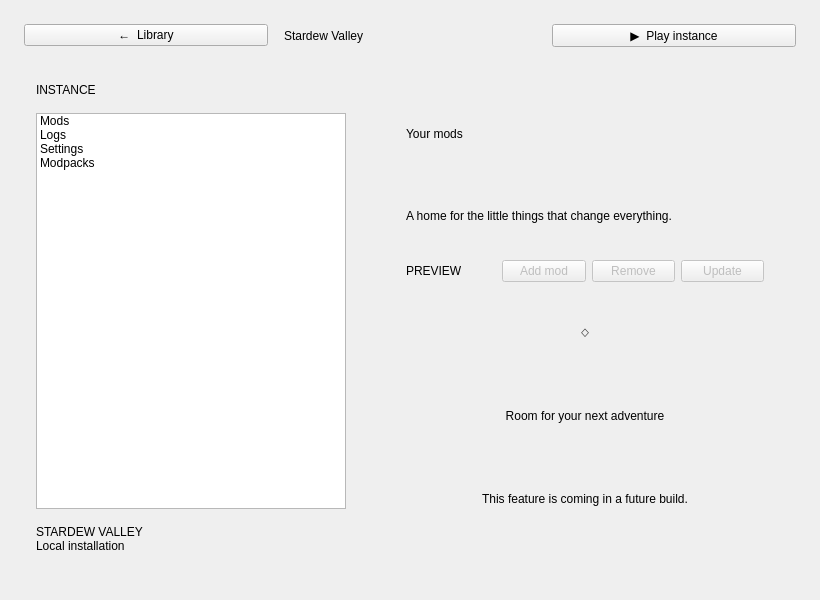
This is src/qt/InstanceWindow.ui in ChicoState/prismaticlauncher as Qt 5 draws it before an edit. The edited form follows.
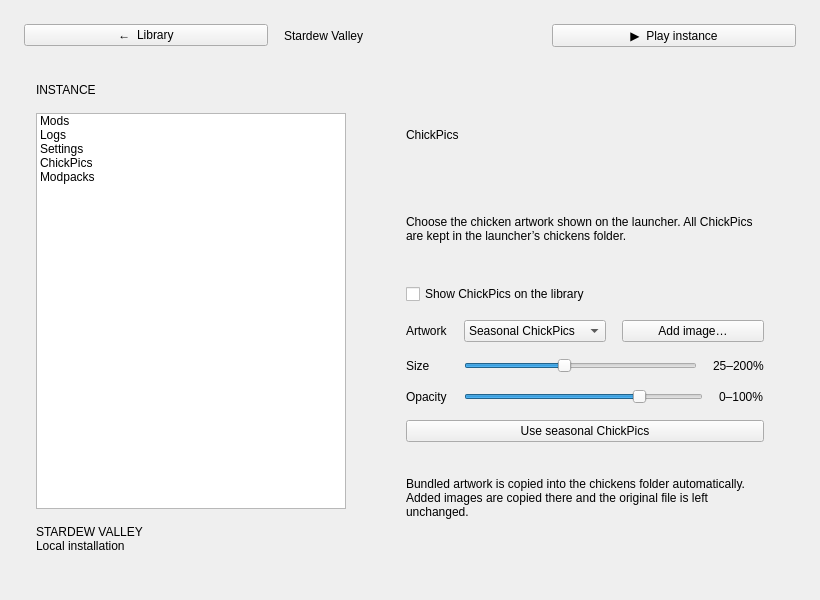
This is the edited form. The open tabs and pages were chosen to show the change.

Commit message: The Chickens Have Landed

```diff
--- a/src/qt/InstanceWindow.ui
+++ b/src/qt/InstanceWindow.ui
@@ -35,6 +35,7 @@
           <item><property name="text"><string>Mods</string></property></item>
           <item><property name="text"><string>Logs</string></property></item>
           <item><property name="text"><string>Settings</string></property></item>
+          <item><property name="text"><string>ChickPics</string></property></item>
           <item><property name="text"><string>Modpacks</string></property></item>
          </widget>
         </item>
@@ -97,6 +98,27 @@
           <item><spacer name="settingsSpacer"><property name="orientation"><enum>Qt::Orientation::Vertical</enum></property></spacer></item>
          </layout>
         </widget>
+        <widget class="QWidget" name="chickPicsPage">
+         <layout class="QVBoxLayout" name="chickPicsLayout">
+          <property name="leftMargin"><number>32</number></property><property name="topMargin"><number>32</number></property><property name="rightMargin"><number>32</number></property><property name="bottomMargin"><number>32</number></property><property name="spacing"><number>16</number></property>
+          <item><widget class="QLabel" name="chickPicsTitle"><property name="text"><string>ChickPics</string></property></widget></item>
+          <item><widget class="QLabel" name="chickPicsDescription"><property name="wordWrap"><bool>true</bool></property><property name="text"><string>Choose the chicken artwork shown on the launcher. All ChickPics are kept in the launcher’s chickens folder.</string></property></widget></item>
+          <item><widget class="QCheckBox" name="chickPicsEnabled"><property name="text"><string>Show ChickPics on the library</string></property></widget></item>
+          <item>
+           <layout class="QFormLayout" name="chickPicsForm">
+            <item row="0" column="0"><widget class="QLabel" name="chickPicsImageLabel"><property name="text"><string>Artwork</string></property></widget></item>
+            <item row="0" column="1"><layout class="QHBoxLayout" name="chickPicsImageLayout"><item><widget class="QComboBox" name="chickPicsImage"><property name="accessibleName"><string>ChickPics artwork</string></property><item><property name="text"><string>Seasonal ChickPics</string></property><property name="userData"><string notr="true"/></property></item><item><property name="text"><string>Default chicken</string></property></item><item><property name="text"><string>Spring chicken</string></property></item><item><property name="text"><string>Summer chicken</string></property></item></widget></item><item><widget class="QPushButton" name="browseChickPicsImage"><property name="text"><string>Add image…</string></property><property name="toolTip"><string>Copy a PNG, JPG, or WEBP into the chickens folder</string></property></widget></item></layout></item>
+            <item row="1" column="0"><widget class="QLabel" name="chickPicsSizeLabel"><property name="text"><string>Size</string></property></widget></item>
+            <item row="1" column="1"><layout class="QHBoxLayout" name="chickPicsSizeLayout"><item><widget class="QSlider" name="chickPicsSize"><property name="accessibleName"><string>ChickPics size</string></property><property name="minimum"><number>25</number></property><property name="maximum"><number>200</number></property><property name="value"><number>100</number></property><property name="orientation"><enum>Qt::Orientation::Horizontal</enum></property></widget></item><item><widget class="QLabel" name="chickPicsSizeHint"><property name="text"><string>25–200%</string></property></widget></item></layout></item>
+            <item row="2" column="0"><widget class="QLabel" name="chickPicsOpacityLabel"><property name="text"><string>Opacity</string></property></widget></item>
+            <item row="2" column="1"><layout class="QHBoxLayout" name="chickPicsOpacityLayout"><item><widget class="QSlider" name="chickPicsOpacity"><property name="accessibleName"><string>ChickPics opacity</string></property><property name="maximum"><number>100</number></property><property name="value"><number>75</number></property><property name="orientation"><enum>Qt::Orientation::Horizontal</enum></property></widget></item><item><widget class="QLabel" name="chickPicsOpacityHint"><property name="text"><string>0–100%</string></property></widget></item></layout></item>
+           </layout>
+          </item>
+          <item><widget class="QPushButton" name="resetChickPicsImage"><property name="text"><string>Use seasonal ChickPics</string></property></widget></item>
+          <item><widget class="QLabel" name="chickPicsNote"><property name="wordWrap"><bool>true</bool></property><property name="text"><string>Bundled artwork is copied into the chickens folder automatically. Added images are copied there and the original file is left unchanged.</string></property></widget></item>
+          <item><spacer name="chickPicsSpacer"><property name="orientation"><enum>Qt::Orientation::Vertical</enum></property></spacer></item>
+         </layout>
+        </widget>
         <widget class="QWidget" name="modpacksPage">
          <layout class="QVBoxLayout" name="modpacksLayout"><property name="leftMargin"><number>32</number></property><property name="topMargin"><number>32</number></property><property name="rightMargin"><number>32</number></property><property name="bottomMargin"><number>32</number></property><item><widget class="QLabel" name="modpacksTitle"><property name="text"><string>Modpacks</string></property></widget></item><item><widget class="QLabel" name="modpacksDescription"><property name="text"><string>Modpack management is coming in a future build.</string></property></widget></item><item><spacer name="modpacksSpacer"><property name="orientation"><enum>Qt::Orientation::Vertical</enum></property></spacer></item></layout>
         </widget>
```
The commit also changes 9 other files.
